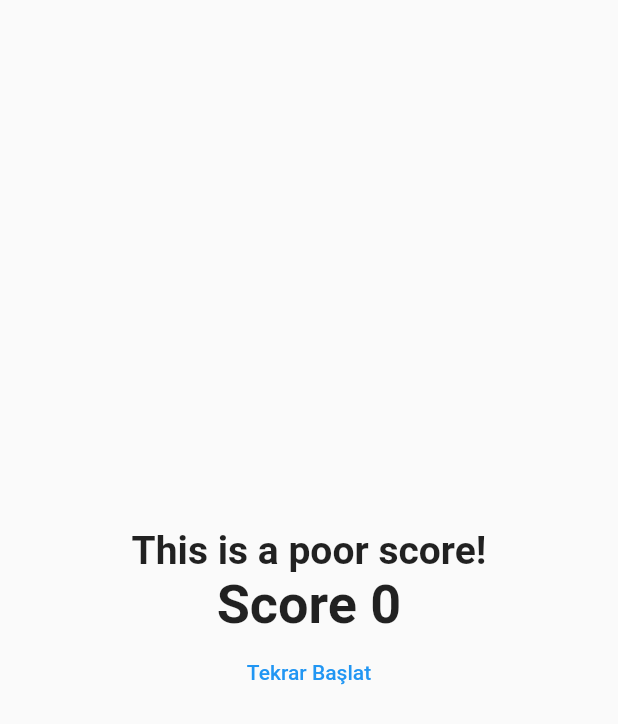
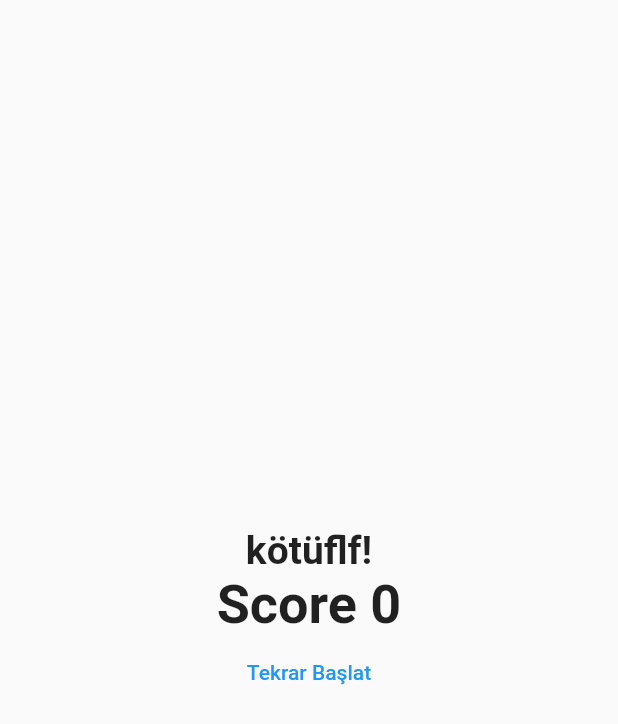
Before and after one commit to utkuhz/gezenatlasf, a Flutter app: the Result widget shown alone on an empty page, opened directly with empty values, on a phone screen of 412 x 824 dp. Shown: the top 724 px of the screen. Run offline on Flutter 3.47's test engine with Material 2 defaults, Android fonts, the phone set to English and light mode, and no system bars; our stand-ins replace flutter_svg, open_file, shared_preferences, sqflite; accounts and stored records are empty.

Commit message:
düzeltme

```diff
--- a/lib/sinav/result.dart
+++ b/lib/sinav/result.dart
@@ -10,17 +10,17 @@ class Result extends StatelessWidget {
   String get resultPhrase {
     String resultText;
     if (resultScore >= 41) {
-      resultText = 'You are awesome!';
+      resultText = 'Harika!';
       print(resultScore);
     } else if (resultScore >= 31) {
-      resultText = 'Pretty likeable!';
+      resultText = 'iyi!';
       print(resultScore);
     } else if (resultScore >= 21) {
-      resultText = 'You need to work more!';
+      resultText = 'Biraz çalış!';
     } else if (resultScore >= 1) {
-      resultText = 'You need to work hard!';
+      resultText = 'Biraz çalış!';
     } else {
-      resultText = 'This is a poor score!';
+      resultText = 'kötüflf!';
       print(resultScore);
     }
     return resultText;
--- a/lib/sinav/sinav_baslangic.dart
+++ b/lib/sinav/sinav_baslangic.dart
@@ -37,32 +37,32 @@ class _SinavBaslangicState extends State<SinavBaslangic> {
       ],
     },
     {
-      'questionText': ' Q3. Which programing language is used by Flutter',
+      'questionText': ' Türkiye kaç bölgeden oluşur',
       'answers': [
-        {'text': 'Ruby', 'score': -2},
-        {'text': 'Dart', 'score': 10},
-        {'text': 'C++', 'score': -2},
-        {'text': 'Kotlin', 'score': -2},
+        {'text': '6', 'score': -2},
+        {'text': '7', 'score': 10},
+        {'text': '9', 'score': -2},
+        {'text': '8', 'score': -2},
       ],
     },
     {
-      'questionText': 'Q4. Who created Dart programing language?',
+      'questionText': 'Konya plaka kodu',
       'answers': [
-        {'text': 'Lars Bak and Kasper Lund', 'score': 10},
-        {'text': 'Brendan Eich', 'score': -2},
-        {'text': 'Bjarne Stroustrup', 'score': -2},
-        {'text': 'Jeremy Ashkenas', 'score': -2},
+        {'text': '42', 'score': 10},
+        {'text': '41', 'score': -2},
+        {'text': '24', 'score': -2},
+        {'text': '43', 'score': -2},
       ],
     },
     {
       'questionText':
-          'Q5. Is Flutter for Web and Desktop available in stable version?',
+          'Konya ili Marmara Bölgesindedir?',
       'answers': [
         {
-          'text': 'Yes',
+          'text': 'Evet',
           'score': -2,
         },
-        {'text': 'No', 'score': 10},
+        {'text': 'Hayır', 'score': 10},
       ],
     },
   ];
```
